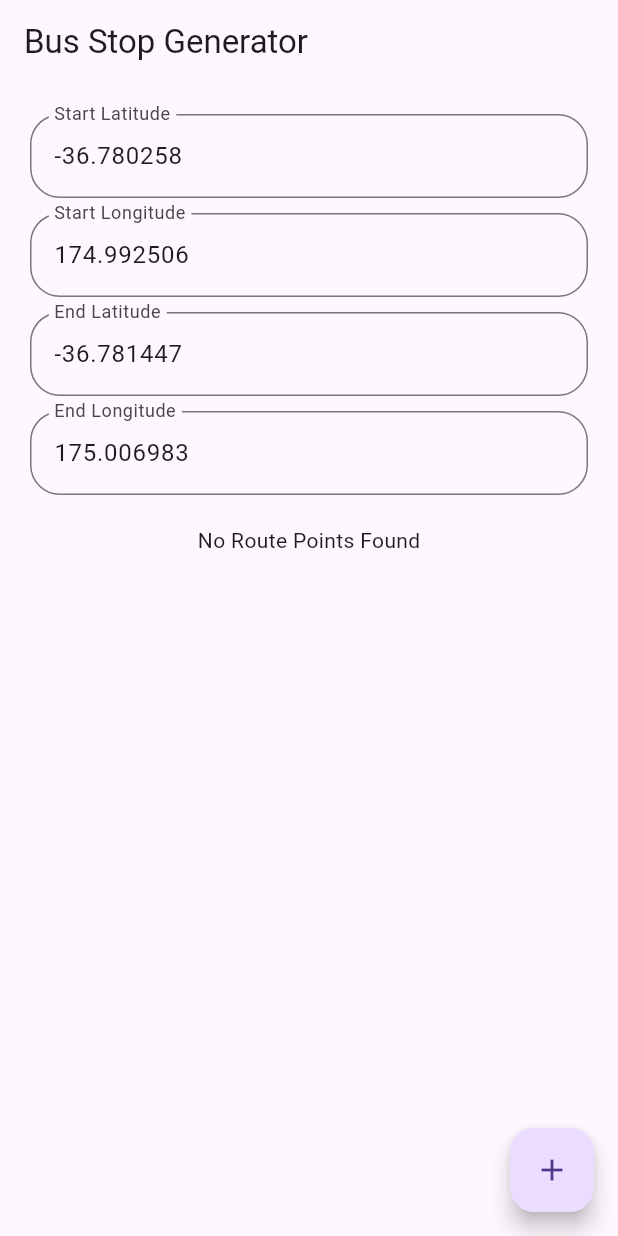
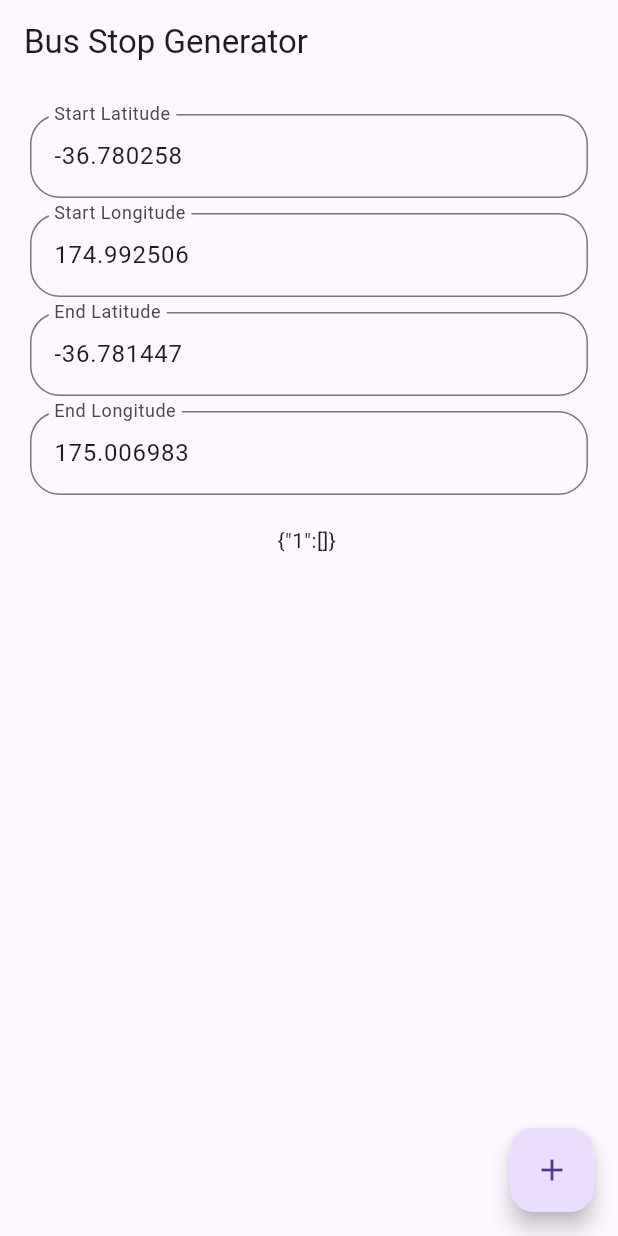
Before and after one commit to jasonchriscodes/VLRS-bus-route-generator, a Flutter app: the screen it shows after launch, on a phone screen of 412 x 824 dp. Run offline on Flutter 3.47's test engine with Material 3 defaults, Android fonts, the phone set to English and light mode, and no system bars; our stand-ins replace latlong2; missing offline and left inert: open_route_service.

Commit message:
fix: output list json format

```diff
--- a/lib/main.dart
+++ b/lib/main.dart
@@ -1,6 +1,7 @@
 import 'package:flutter/material.dart';
 import 'package:latlong2/latlong.dart';
 import 'package:open_route_service/open_route_service.dart';
+import 'dart:convert';
 
 void main() {
   runApp(const MyApp());
@@ -31,13 +32,11 @@ class MyHomePage extends StatefulWidget {
 }
 
 class _MyHomePageState extends State<MyHomePage> {
-  Map<String, List<Map<String, double>>> routePoints = {};
-  int index = 1;
+  Map<String, List<Map<String, double>>> routePoints = {"1": []};
   final startLatController = TextEditingController(text: '-36.780258');
   final startLngController = TextEditingController(text: '174.992506');
   final endLatController = TextEditingController(text: '-36.781447');
   final endLngController = TextEditingController(text: '175.006983');
-  final indexController = TextEditingController();
   final formKey = GlobalKey<FormState>();
 
   @override
@@ -79,12 +78,20 @@ class _MyHomePageState extends State<MyHomePage> {
     data.add({'latitude': endLat, 'longitude': endLng}); // Add end point
 
     setState(() {
-      if (routePoints['$index'] == null) {
-        routePoints['$index'] = data;
-      } else {
-        routePoints['$index']!.addAll(data);
+      // Remove duplicate end-start point if it exists
+      if (routePoints["1"]!.isNotEmpty &&
+          routePoints["1"]!.last['latitude'] == startLat &&
+          routePoints["1"]!.last['longitude'] == startLng) {
+        routePoints["1"]!.removeLast();
       }
-      index++;
+
+      routePoints["1"]!.addAll(data);
+
+      // Update the controllers for next input
+      startLatController.text = endLatController.text;
+      startLngController.text = endLngController.text;
+      endLatController.clear();
+      endLngController.clear();
     });
   }
 
@@ -158,28 +165,11 @@ class _MyHomePageState extends State<MyHomePage> {
                 ),
                 Padding(
                   padding: const EdgeInsets.all(20),
-                  child: FutureBuilder(
-                    future: Future.value(routePoints),
-                    builder: (context, snapshot) {
-                      if (snapshot.connectionState == ConnectionState.waiting) {
-                        return const Center(
-                          child: CircularProgressIndicator(),
-                        );
-                      }
-                      if (snapshot.hasError) {
-                        return const Center(
-                          child: Text('Error'),
-                        );
-                      }
-                      if (snapshot.data!.isEmpty) {
-                        return const Center(
-                          child: Text('No Route Points Found'),
-                        );
-                      }
-                      return SelectableText(
-                        snapshot.data.toString(),
-                      );
-                    },
+                  child: SelectableText(
+                    jsonEncode(routePoints).replaceAllMapped(
+                      RegExp(r'\"(\d+)\"'),
+                      (match) => '"${match[1]}"',
+                    ),
                   ),
                 ),
               ],
```
